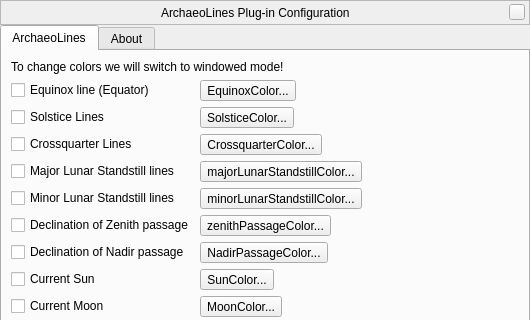
The window that plugins/ArchaeoLines/src/gui/archaeoLinesDialog.ui (519984307/stellarium_src) describes before a commit, drawn with Qt 5; both pictures show x 0 to 530 and y 0 to 320 of the 530 by 480 pixel window.
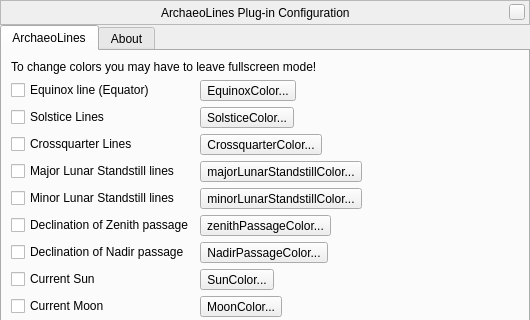
The same window after the commit. Custom widgets are drawn as their Qt base class.

Commit message: Removed all fullscreen switching. I leave a warning in the config panel which is visible on Windows builds only, that users may have to leave fullscreen mode.

Diff of the .ui file:
```diff
--- a/plugins/ArchaeoLines/src/gui/archaeoLinesDialog.ui
+++ b/plugins/ArchaeoLines/src/gui/archaeoLinesDialog.ui
@@ -148,7 +148,7 @@
        <item>
         <widget class="QLabel" name="switchToWindowedModeLabel">
          <property name="text">
-          <string>To change colors we will switch to windowed mode!</string>
+          <string>To change colors you may have to leave fullscreen mode!</string>
          </property>
         </widget>
        </item>
```
The commit also changes 2 other files.
